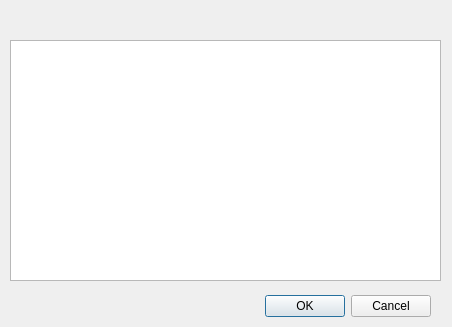
The window that src/lib/dialogbkdroom.ui (anonumka/hotelBooking) describes before a commit, drawn with Qt 5.
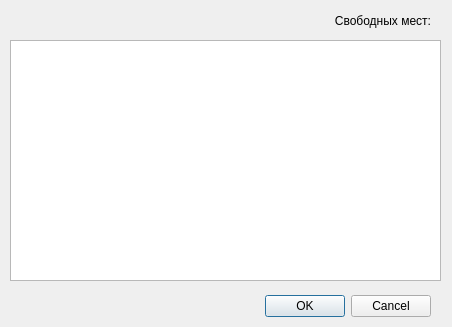
The same window after the commit.

Commit message: full russian language interface

Patch:
```diff
--- a/src/lib/dialogbkdroom.ui
+++ b/src/lib/dialogbkdroom.ui
@@ -44,7 +44,7 @@
     <rect>
      <x>10</x>
      <y>11</y>
-     <width>431</width>
+     <width>161</width>
      <height>20</height>
     </rect>
    </property>
@@ -59,7 +59,23 @@
     <string/>
    </property>
    <property name="alignment">
-    <set>Qt::AlignCenter</set>
+    <set>Qt::AlignLeading|Qt::AlignLeft|Qt::AlignVCenter</set>
+   </property>
+  </widget>
+  <widget class="QLabel" name="label_2">
+   <property name="geometry">
+    <rect>
+     <x>250</x>
+     <y>10</y>
+     <width>181</width>
+     <height>21</height>
+    </rect>
+   </property>
+   <property name="text">
+    <string>Свободных мест:</string>
+   </property>
+   <property name="alignment">
+    <set>Qt::AlignRight|Qt::AlignTrailing|Qt::AlignVCenter</set>
    </property>
   </widget>
  </widget>
```
The commit also changes 7 other files.
